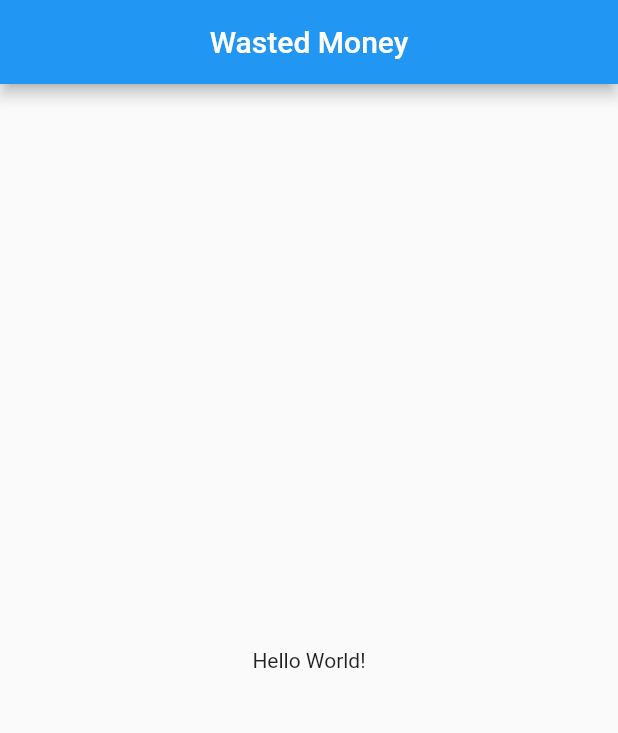
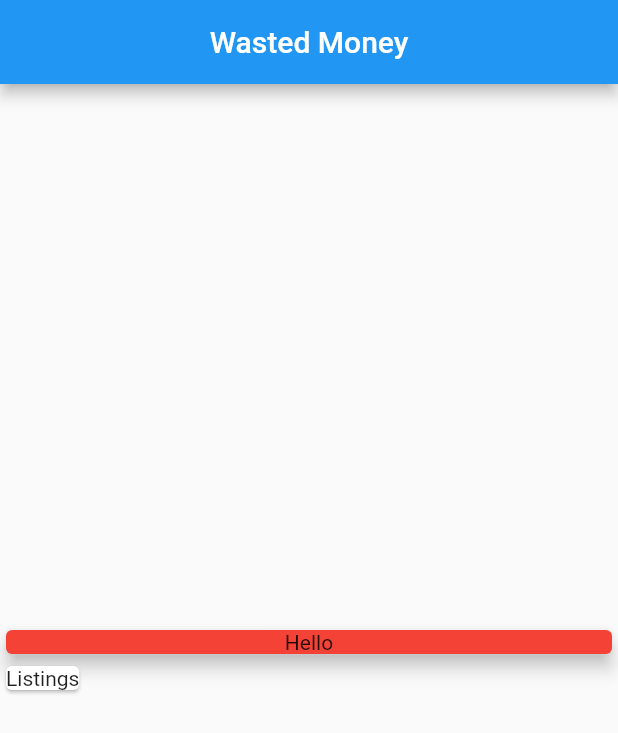
Before and after one commit to chandra-deb/WastedMoney, a Flutter app: the screen it shows after launch, on a phone screen of 412 x 824 dp. Shown: the top 733 px of the screen. Run offline on Flutter 3.47's test engine with Material 2 defaults, Android fonts, the phone set to English and light mode, and no system bars.

Commit message:
initial setup again

```diff
--- a/lib/main.dart
+++ b/lib/main.dart
@@ -23,10 +23,25 @@ class MyHomePage extends StatelessWidget {
         centerTitle: true,
         title: Text('Wasted Money'),
       ),
-      body: Center(
-        child: Text(
-          'Hello World!',
-        ),
+      body: Column(
+        mainAxisAlignment: MainAxisAlignment.center,
+        crossAxisAlignment: CrossAxisAlignment.start,
+        children: [
+          Container(
+            width: double.infinity,
+            child: Card(
+              color: Colors.red,
+              elevation: 5,
+              child: Text(
+                'Hello',
+                textAlign: TextAlign.center,
+              ),
+            ),
+          ),
+          Card(
+            child: Text('Listings'),
+          ),
+        ],
       ),
     );
   }
```
